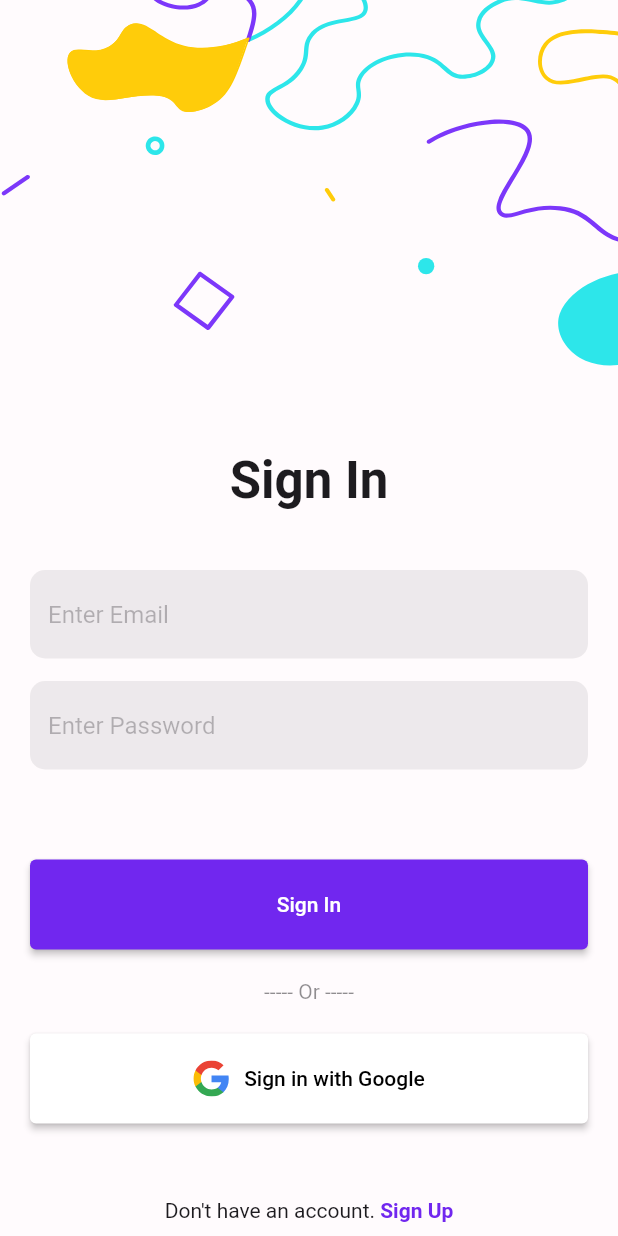
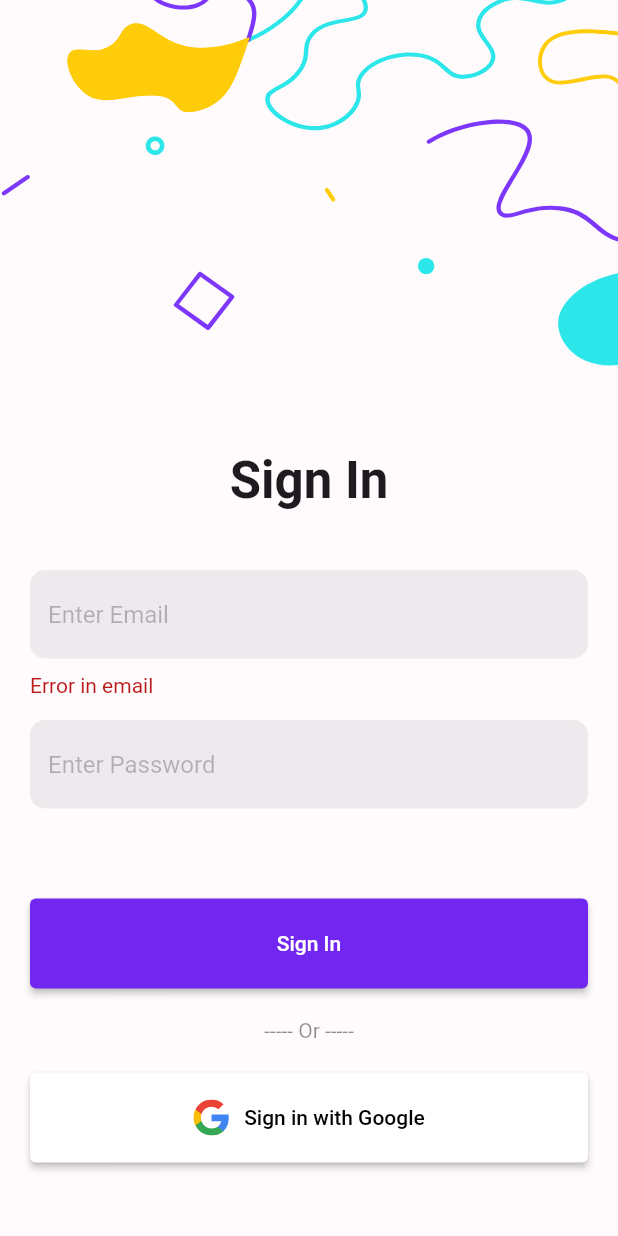
Before and after one commit to abhishekdewan101/Catalog, a Flutter app: the SignInScreen screen opened by its route, after a tap on "Sign In", on a phone screen of 412 x 824 dp. Run offline on Flutter 3.47's test engine with Material 2 defaults, Android fonts, the light colour scheme and no system bars; our stand-ins replace firebase_auth, firebase_core, flutter_riverpod, flutter_svg, go_router, google_fonts and 1 more; accounts and stored records are empty.

Commit message:
Sign In Screen now creates an user rather than signing them in. Need to re-work that

```diff
--- /dev/null
+++ b/lib/providers/view_model_providers.dart
@@ -0,0 +1,7 @@
+import 'package:flutter_riverpod/flutter_riverpod.dart';
+import 'package:mind_palace/providers/authentication_providers.dart';
+import 'package:mind_palace/screens/sign_in/sign_in_view_model.dart';
+
+final signInViewModelProvider = Provider<SignInViewModel>(
+  (ref) => SignInViewModelImpl(ref.read(authenticationRepositoryProvider)),
+);
--- a/lib/repositories/authentication_repository.dart
+++ b/lib/repositories/authentication_repository.dart
@@ -3,6 +3,8 @@ import 'package:mind_palace/services/authentication_service.dart';
 
 abstract class AuthenticationRepository {
   User? getCurrentUser();
+  Future<UserCredential> tryCreateUserWithEmailAndPassword(
+      String email, String password);
 }
 
 class FirebaseAuthenticationRepository implements AuthenticationRepository {
@@ -14,4 +16,10 @@ class FirebaseAuthenticationRepository implements AuthenticationRepository {
   User? getCurrentUser() {
     return instance.getCurrentUser();
   }
+
+  @override
+  Future<UserCredential> tryCreateUserWithEmailAndPassword(
+      String email, String password) {
+    return instance.tryCreateUserWithEmailAndPassword(email, password);
+  }
 }
--- a/lib/screens/home/home_screen.dart
+++ b/lib/screens/home/home_screen.dart
@@ -5,6 +5,8 @@ class HomeScreen extends StatelessWidget {
 
   @override
   Widget build(BuildContext context) {
-    return Container();
+    return const Scaffold(
+      body: Center(child: Text("Home Screen")),
+    );
   }
 }
--- a/lib/screens/sign_in/sign_in_screen.dart
+++ b/lib/screens/sign_in/sign_in_screen.dart
@@ -2,23 +2,36 @@ import 'dart:developer';
 
 import 'package:flutter/gestures.dart';
 import 'package:flutter/material.dart';
+import 'package:flutter_riverpod/flutter_riverpod.dart';
 import 'package:flutter_svg/svg.dart';
 import 'package:go_router/go_router.dart';
+import 'package:mind_palace/providers/view_model_providers.dart';
+import 'package:mind_palace/screens/sign_in/sign_in_view_model.dart';
 import 'package:mind_palace/utils/navigation/routes.dart';
 
-class SignInScreen extends StatelessWidget {
+class SignInScreen extends ConsumerWidget {
   SignInScreen({Key? key}) : super(key: key);
 
   final emailTextFieldController = TextEditingController();
   final passwordTextFieldController = TextEditingController();
 
   @override
-  Widget build(BuildContext context) {
+  Widget build(BuildContext context, WidgetRef ref) {
     Size screenSize = MediaQuery.of(context).size;
     ThemeData theme = Theme.of(context);
+    SignInViewModel viewModel = ref.read(signInViewModelProvider);
 
     return Scaffold(
-      body: SingleChildScrollView(
+      body: StreamBuilder(
+        stream: viewModel.getViewStateStream(),
+        builder: (context, snapshot) {
+          log("Current State - ${snapshot.data}");
+
+          if (snapshot.data == SignInViewState.SIGN_IN_SUCCESS) {
+            Future.microtask(() => context.goNamed(Routes.home));
+          }
+
+          return SingleChildScrollView(
             child: Column(
               crossAxisAlignment: CrossAxisAlignment.center,
               mainAxisAlignment: MainAxisAlignment.start,
@@ -43,12 +56,16 @@ class SignInScreen extends StatelessWidget {
                 Padding(
                   padding:
                       const EdgeInsets.only(top: 40.0, right: 20.0, left: 20.0),
-              child: TextField(
+                  child: Column(
+                    crossAxisAlignment: CrossAxisAlignment.start,
+                    children: [
+                      TextField(
                         controller: emailTextFieldController,
                         style: TextStyle(color: theme.colorScheme.onBackground),
                         decoration: InputDecoration(
                           filled: true,
-                  fillColor: theme.colorScheme.onBackground.withAlpha(20),
+                          fillColor:
+                              theme.colorScheme.onBackground.withAlpha(20),
                           border: OutlineInputBorder(
                             borderSide: BorderSide.none,
                             borderRadius: BorderRadius.circular(10),
@@ -59,18 +76,35 @@ class SignInScreen extends StatelessWidget {
                           ),
                         ),
                       ),
+                      (snapshot.hasData &&
+                              snapshot.data == SignInViewState.EMAIL_ERROR)
+                          ? Padding(
+                              padding: const EdgeInsets.only(top: 10.0),
+                              child: Text(
+                                "Error in email",
+                                style:
+                                    TextStyle(color: theme.colorScheme.error),
+                              ),
+                            )
+                          : Container()
+                    ],
+                  ),
                 ),
                 Padding(
                   padding:
                       const EdgeInsets.only(top: 15.0, right: 20.0, left: 20.0),
-              child: TextField(
+                  child: Column(
+                    crossAxisAlignment: CrossAxisAlignment.start,
+                    children: [
+                      TextField(
                         controller: passwordTextFieldController,
                         obscureText: true,
                         obscuringCharacter: "*",
                         style: TextStyle(color: theme.colorScheme.onBackground),
                         decoration: InputDecoration(
                           filled: true,
-                  fillColor: theme.colorScheme.onBackground.withAlpha(20),
+                          fillColor:
+                              theme.colorScheme.onBackground.withAlpha(20),
                           border: OutlineInputBorder(
                             borderSide: BorderSide.none,
                             borderRadius: BorderRadius.circular(10),
@@ -81,13 +115,34 @@ class SignInScreen extends StatelessWidget {
                           ),
                         ),
                       ),
+                      (snapshot.hasData &&
+                              snapshot.data == SignInViewState.PASSWORD_ERROR)
+                          ? Padding(
+                              padding: const EdgeInsets.only(top: 10.0),
+                              child: Text(
+                                "Error in password",
+                                style:
+                                    TextStyle(color: theme.colorScheme.error),
                               ),
+                            )
+                          : Container()
+                    ],
+                  ),
+                ),
+                (snapshot.hasData &&
+                        snapshot.data == SignInViewState.SIGNING_IN)
+                    ? const Padding(
+                        padding: EdgeInsets.only(top: 20.0),
+                        child: CircularProgressIndicator(),
+                      )
+                    : Container(),
                 Padding(
                   padding: const EdgeInsets.fromLTRB(20, 60, 20, 20),
                   child: ElevatedButton(
                     onPressed: () {
-                  log("Email - ${emailTextFieldController.text}");
-                  log("Password - ${passwordTextFieldController.text}");
+                      viewModel.tryCreateUserWithEmailAndPassword(
+                          emailTextFieldController.text,
+                          passwordTextFieldController.text);
                     },
                     style: ElevatedButton.styleFrom(
                       minimumSize: Size(screenSize.width, 60),
@@ -156,6 +211,8 @@ class SignInScreen extends StatelessWidget {
                 )
               ],
             ),
+          );
+        },
       ),
     );
   }
--- /dev/null
+++ b/lib/screens/sign_in/sign_in_view_model.dart
@@ -0,0 +1,65 @@
+import 'dart:developer';
+
+import 'package:mind_palace/repositories/authentication_repository.dart';
+import 'package:rxdart/rxdart.dart';
+import 'package:mind_palace/utils/extensions/string_extensions.dart';
+
+abstract class SignInViewModel {
+  Stream<SignInViewState> getViewStateStream();
+  void tryCreateUserWithEmailAndPassword(String? email, String? password);
+}
+
+enum SignInViewState {
+  INITIAL,
+  SIGNING_IN,
+  EMAIL_ERROR,
+  PASSWORD_ERROR,
+  SIGN_IN_SUCCESS
+}
+
+class SignInViewModelImpl implements SignInViewModel {
+  late AuthenticationRepository repository;
+  final _viewState =
+      BehaviorSubject<SignInViewState>.seeded(SignInViewState.INITIAL);
+
+  SignInViewModelImpl(this.repository);
+
+  @override
+  Stream<SignInViewState> getViewStateStream() {
+    return _viewState;
+  }
+
+  @override
+  void tryCreateUserWithEmailAndPassword(String? email, String? password) {
+    if (!_isValidEmail(email)) return;
+    if (!_isValidPassword(password)) return;
+    _viewState.value = SignInViewState.SIGNING_IN;
+    repository
+        .tryCreateUserWithEmailAndPassword(email!, password!)
+        .then((value) => {_viewState.value = SignInViewState.SIGN_IN_SUCCESS})
+        .catchError(
+          (error, stackTrace) => {
+            if (error.toString().contains('password'))
+              _viewState.value = SignInViewState.PASSWORD_ERROR
+            else
+              _viewState.value = SignInViewState.EMAIL_ERROR
+          },
+        );
+  }
+
+  bool _isValidPassword(String? password) {
+    if (password == null || password.isEmpty) {
+      _viewState.value = SignInViewState.PASSWORD_ERROR;
+      return false;
+    }
+    return true;
+  }
+
+  bool _isValidEmail(String? email) {
+    if (email == null || email.isEmpty || !email.isValidEmail()) {
+      _viewState.value = SignInViewState.EMAIL_ERROR;
+      return false;
+    }
+    return true;
+  }
+}
--- a/lib/services/authentication_service.dart
+++ b/lib/services/authentication_service.dart
@@ -2,6 +2,8 @@ import 'package:firebase_auth/firebase_auth.dart';
 
 abstract class AuthenticationService {
   User? getCurrentUser();
+  Future<UserCredential> tryCreateUserWithEmailAndPassword(
+      String email, String password);
 }
 
 class FirebaseAuthenticationService implements AuthenticationService {
@@ -13,4 +15,11 @@ class FirebaseAuthenticationService implements AuthenticationService {
   User? getCurrentUser() {
     return instance.currentUser;
   }
+
+  @override
+  Future<UserCredential> tryCreateUserWithEmailAndPassword(
+      String email, String password) {
+    return instance.createUserWithEmailAndPassword(
+        email: email, password: password);
+  }
 }
--- /dev/null
+++ b/lib/utils/extensions/string_extensions.dart
@@ -0,0 +1,7 @@
+extension EmailValidator on String {
+  bool isValidEmail() {
+    return RegExp(
+            r'^(([^<>()[\]\\.,;:\s@\"]+(\.[^<>()[\]\\.,;:\s@\"]+)*)|(\".+\"))@((\[[0-9]{1,3}\.[0-9]{1,3}\.[0-9]{1,3}\.[0-9]{1,3}\])|(([a-zA-Z\-0-9]+\.)+[a-zA-Z]{2,}))$')
+        .hasMatch(this);
+  }
+}
--- a/lib/utils/navigation/router.dart
+++ b/lib/utils/navigation/router.dart
@@ -33,6 +33,11 @@ class AppRouter {
         path: "/base",
         name: Routes.base,
         builder: (context, state) => const BaseScreen(),
+      ),
+      GoRoute(
+        path: "/home",
+        name: Routes.home,
+        builder: (context, state) => const HomeScreen(),
       )
     ],
   );
--- a/pubspec.yaml
+++ b/pubspec.yaml
@@ -18,6 +18,7 @@ dependencies:
   firebase_auth: ^3.3.6
   flutter_riverpod: ^1.0.3
   flutter_svg: ^1.0.3
+  rxdart: ^0.27.3
 
 flutter_icons:
   image_path: "assets/logo.png"
```
Also changed, not shown: pubspec.lock. Lines whose indentation alone changed are shown as unchanged.
